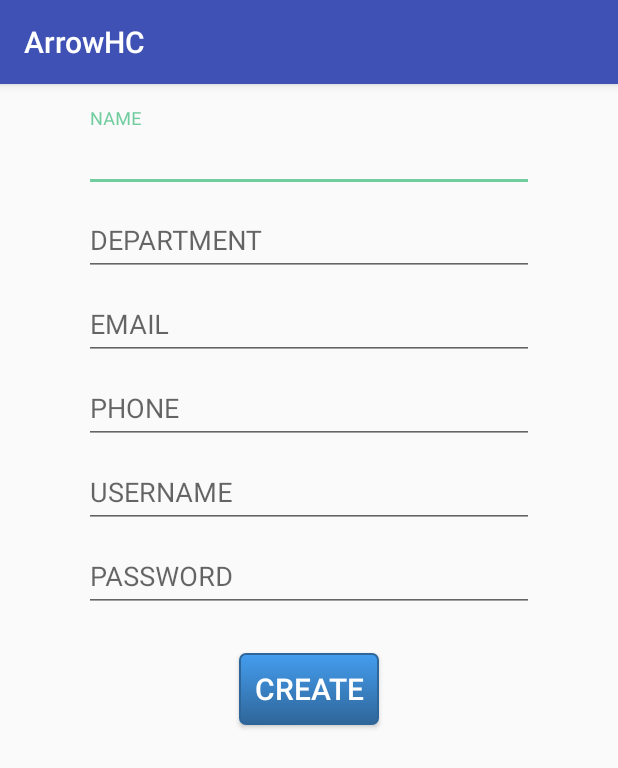
After one commit to TeamArrowAndroid1/arrowhcandroid, an Android app: the CreateStaff screen opened directly, with no data from a screen before it, on a phone screen of 412 x 824 dp. The commit adds this screen. Shown: the top 768 px of the screen. Run offline under Robolectric (Android 15) with nearby library versions, the phone set to English and light mode, and no system bars; our stand-ins replace Volley; network calls fail; 1 statement that could not run was skipped.

Commit message:
admin panel

```diff
--- /dev/null
+++ b/arrowapp/src/main/java/com/arrow/arrowhc/CreateStaff.java
@@ -0,0 +1,94 @@
+package com.arrow.arrowhc;
+
+import android.content.Intent;
+import android.support.v7.app.AppCompatActivity;
+import android.os.Bundle;
+import android.view.View;
+import android.widget.Button;
+import android.widget.EditText;
+import android.widget.Spinner;
+import android.widget.Toast;
+
+import com.android.volley.Request;
+import com.android.volley.RequestQueue;
+import com.android.volley.Response;
+import com.android.volley.VolleyError;
+import com.android.volley.toolbox.StringRequest;
+import com.android.volley.toolbox.Volley;
+
+import java.util.ArrayList;
+import java.util.HashMap;
+import java.util.Map;
+
+public class CreateStaff extends AppCompatActivity {
+     EditText Sname,Sdeptartment,Semail,Sphone,Susername,Spswd;String profile;
+     Button create;
+
+    @Override
+    protected void onCreate(Bundle savedInstanceState) {
+        super.onCreate(savedInstanceState);
+        setContentView(R.layout.activity_create_staff);
+
+        //declaration of textfiellds
+        profile=getIntent().getStringExtra("profile");
+        Toast.makeText(this, profile, Toast.LENGTH_SHORT).show();
+        Sname=(EditText)findViewById(R.id.staffName);
+        Sdeptartment=(EditText)findViewById(R.id.staffDept);
+        Semail=(EditText)findViewById(R.id.staffEmail);
+        Sphone=(EditText)findViewById(R.id.staffPhone);
+        Susername=(EditText)findViewById(R.id.staffUserN);
+        Spswd=(EditText)findViewById(R.id.staffPswd);
+          //declaration of button
+        create=(Button)findViewById(R.id.create);
+        create.setOnClickListener(new View.OnClickListener() {
+            @Override
+            public void onClick(View v) {
+
+                addStaff();
+
+            }
+        });
+
+    }
+
+    public void addStaff()
+    {
+
+        RequestQueue mRequestQueue = Volley.newRequestQueue(getBaseContext());
+        String url = "https://arrowhc.herokuapp.com/profile";
+        StringRequest MyStringRequest = new StringRequest(Request.Method.POST, url, new Response.Listener<String>() {
+            @Override
+            public void onResponse(String response) {
+
+                Toast.makeText(CreateStaff.this, "DONE!!", Toast.LENGTH_SHORT).show();
+                Intent intent=new Intent(getBaseContext(),StaffManagement.class);
+                intent.putExtra("profile",profile);
+                startActivity(intent);
+                //This code is executed if the server responds, whether or not the response contains data.
+                //The String 'response' contains the server's response.
+            }
+        }, new Response.ErrorListener() { //Create an error listener to handle errors appropriately.
+            @Override
+            public void onErrorResponse(VolleyError error) {
+                //This code is executed if there is an error.
+            }
+        }) {
+            protected Map<String, String> getParams() {
+                Map<String, String> MyData = new HashMap<String, String>();
+                MyData.put("name",Sname.getText().toString()); //Add the data you'd like to send to the server.
+                MyData.put("department", Sdeptartment.getText().toString());
+                MyData.put("email", Semail.getText().toString());
+                MyData.put("phone", Sphone.getText().toString());
+                MyData.put("username", Susername.getText().toString());
+                MyData.put("password", Spswd.getText().toString());
+                MyData.put("profile",profile);
+
+
+                return MyData;
+            }
+        };
+
+        mRequestQueue.add(MyStringRequest);
+
+    }
+}
--- /dev/null
+++ b/arrowapp/src/main/res/layout/activity_create_staff.xml
@@ -0,0 +1,122 @@
+<?xml version="1.0" encoding="utf-8"?>
+<RelativeLayout xmlns:android="http://schemas.android.com/apk/res/android"
+    xmlns:tools="http://schemas.android.com/tools"
+    android:id="@+id/activity_create_staff"
+    android:layout_width="match_parent"
+    android:layout_height="match_parent"
+    android:paddingBottom="@dimen/activity_vertical_margin"
+    android:paddingLeft="@dimen/activity_horizontal_margin"
+    android:paddingRight="@dimen/activity_horizontal_margin"
+    android:paddingTop="@dimen/activity_vertical_margin"
+    tools:context="com.arrow.arrowhc.CreateStaff">
+
+
+    <android.support.design.widget.TextInputLayout
+        android:layout_width="300dp"
+        android:layout_height="wrap_content"
+        android:layout_centerHorizontal="true"
+        android:id="@+id/AdminstaffNL">
+
+        <EditText
+            android:layout_width="300dp"
+            android:layout_height="wrap_content"
+            android:id="@+id/staffName"
+            android:hint="NAME"
+            android:textColorHint="@color/bg"/>
+
+    </android.support.design.widget.TextInputLayout>
+
+    <android.support.design.widget.TextInputLayout
+        android:layout_width="300dp"
+        android:layout_height="wrap_content"
+        android:layout_centerHorizontal="true"
+        android:id="@+id/AdminstaffDL"
+        android:layout_below="@+id/AdminstaffNL">
+
+        <EditText
+            android:layout_width="300dp"
+            android:layout_height="wrap_content"
+            android:id="@+id/staffDept"
+            android:hint="DEPARTMENT"
+            android:textColorHint="@color/bg"/>
+
+    </android.support.design.widget.TextInputLayout>
+
+    <android.support.design.widget.TextInputLayout
+        android:layout_width="300dp"
+        android:layout_height="wrap_content"
+        android:layout_centerHorizontal="true"
+        android:id="@+id/AdminstaffMailL"
+        android:layout_below="@+id/AdminstaffDL">
+
+        <EditText
+            android:layout_width="300dp"
+            android:layout_height="wrap_content"
+            android:id="@+id/staffEmail"
+            android:hint="EMAIL"
+            android:textColorHint="@color/bg"/>
+
+    </android.support.design.widget.TextInputLayout>
+
+    <android.support.design.widget.TextInputLayout
+        android:layout_width="300dp"
+        android:layout_height="wrap_content"
+        android:layout_centerHorizontal="true"
+        android:id="@+id/AdminstaffPL"
+        android:layout_below="@+id/AdminstaffMailL">
+
+        <EditText
+            android:layout_width="300dp"
+            android:layout_height="wrap_content"
+            android:id="@+id/staffPhone"
+            android:hint="PHONE"
+            android:textColorHint="@color/bg"/>
+
+    </android.support.design.widget.TextInputLayout>
+
+    <android.support.design.widget.TextInputLayout
+        android:layout_width="300dp"
+        android:layout_height="wrap_content"
+        android:layout_centerHorizontal="true"
+        android:id="@+id/AdminstaffUL"
+        android:layout_below="@+id/AdminstaffPL">
+
+        <EditText
+            android:layout_width="300dp"
+            android:layout_height="wrap_content"
+            android:id="@+id/staffUserN"
+            android:hint="USERNAME"
+            android:textColorHint="@color/bg"/>
+
+    </android.support.design.widget.TextInputLayout>
+
+    <android.support.design.widget.TextInputLayout
+        android:layout_width="300dp"
+        android:layout_height="wrap_content"
+        android:layout_centerHorizontal="true"
+        android:id="@+id/AdminstaffPswdL"
+        android:layout_below="@+id/AdminstaffUL">
+
+        <EditText
+            android:layout_width="300dp"
+            android:layout_height="wrap_content"
+            android:id="@+id/staffPswd"
+            android:hint="PASSWORD"
+            android:textColorHint="@color/bg"
+            android:inputType="textPassword" />
+
+    </android.support.design.widget.TextInputLayout>
+
+    <Button
+        android:text="CREATE"
+        android:layout_width="wrap_content"
+        android:layout_height="wrap_content"
+        android:id="@+id/create"
+        android:layout_below="@+id/AdminstaffPswdL"
+        android:layout_centerHorizontal="true"
+        android:layout_marginTop="27dp"
+        android:background="@drawable/search_b"
+        android:textSize="20dp"
+        android:textColor="@color/white"/>
+
+</RelativeLayout>
--- a/arrowapp/src/main/res/values/colors.xml
+++ b/arrowapp/src/main/res/values/colors.xml
@@ -9,4 +9,6 @@
     <color name="textBg">#00c5ff</color>
     <color name="textBg_">#cdeaf2</color>
     <color name="bg">#71cd9f</color>
+    <color name="bgD">#2d8e5d</color>
+    <color name="adminbg">#dbdbdb</color>
 </resources>
```
Also changed, not shown: arrowapp/src/main/AndroidManifest.xml (+9 -3 lines), arrowapp/src/main/java/com/arrow/arrowhc/AdminPage.java (added, +65 -0 lines), arrowapp/src/main/java/com/arrow/arrowhc/SignIn.java (+8 -0 lines), arrowapp/src/main/java/com/arrow/arrowhc/StaffManagement.java (added, +187 -0 lines), arrowapp/src/main/res/layout/activity_admin_page.xml (added, +120 -0 lines), arrowapp/src/main/res/layout/activity_staff_management.xml (added, +31 -0 lines), arrowapp/src/main/res/layout/staff_list.xml (added, +59 -0 lines), arrowapp/src/main/res/drawable-hdpi/addmin.png (added), arrowapp/src/main/res/drawable/addmin.png (added), arrowapp/src/main/res/drawable/admin.png (added), arrowapp/src/main/res/drawable/adminlogo.gif (added), arrowapp/src/main/res/drawable/adminlogos.png (added), 1 other file.
